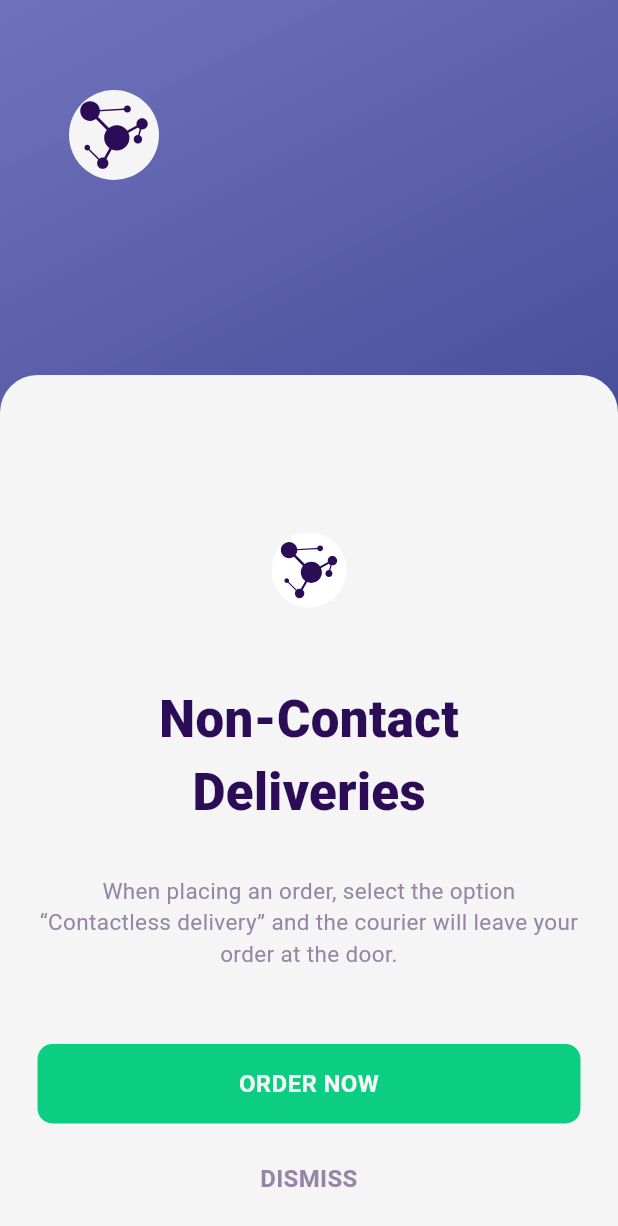
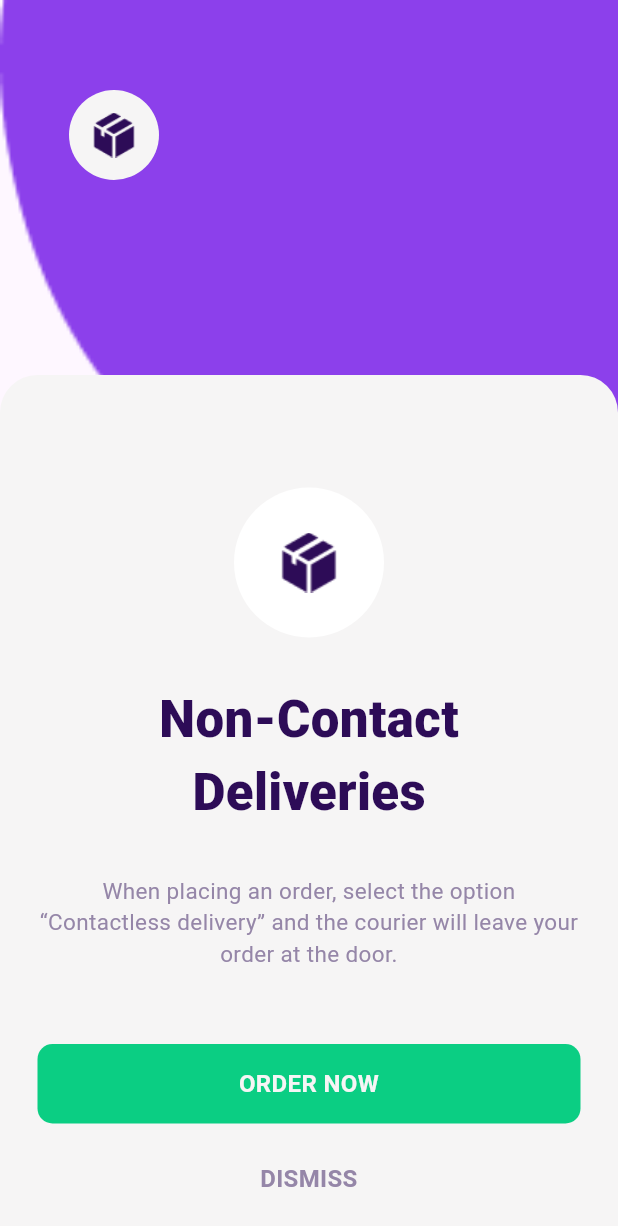
Before and after one commit to Inoyatovlee/necessary, a Flutter app: the HomePage screen opened directly, on a phone screen of 412 x 824 dp. Shown: the top 1226 px of the screen. Run offline on Flutter 3.47's test engine with Material 3 defaults, Android fonts, the phone set to English and light mode, and no system bars; our stand-ins replace flutter_svg, get.

Commit message:
logo fixed

```diff
--- a/lib/components/categoty/categor.dart
+++ b/lib/components/categoty/categor.dart
@@ -49,12 +49,12 @@ class OmmabobCategory extends StatelessWidget {
             Cart_(
                 screenWidth: 0.20,
                 images: AppImages.media6,
-                text_1: "flour",
+                text_1: "Flour",
                 text_2: "(132)"),
             Cart_(
                 screenWidth: 0.20,
                 images: AppImages.media7,
-                text_1: "tea",
+                text_1: "Tea",
                 text_2: "(312)"),
           ],
         ),
--- a/lib/components/input.dart
+++ b/lib/components/input.dart
@@ -58,7 +58,7 @@ class Input extends StatelessWidget {
                 borderSide: BorderSide(color: AppColor.dis.withOpacity(0.6)),
                 borderRadius: BorderRadius.circular(20)),
             focusedBorder: OutlineInputBorder(
-                borderSide: BorderSide(color: AppColor.non, width: 2),
+                borderSide: BorderSide(color: AppColor.white1, width: 2),
                 borderRadius: const BorderRadius.all(Radius.circular(40))),
           ),
         ),
--- a/lib/config/images.dart
+++ b/lib/config/images.dart
@@ -7,7 +7,10 @@ class AppImages {
   static String media7 = 'assets/images/media7.png';
   static String media2 = 'assets/images/media2.png';
   static String media3 = 'assets/images/media3.png';
-  static String media4 = 'assets/images/media1.png';
-  static String media5 = 'assets/images/media1.png';
-  static String media6 = 'assets/images/media1.png';
+  static String media4 = 'assets/images/media4.png';
+  static String media5 = 'assets/images/media5.png';
+  static String media6 = 'assets/images/media6.png';
+  static String box = 'assets/images/Box.png';
+  static String ellipse_8 = 'assets/images/Ellipse_8.png';
+  static String ellipse_10 = 'assets/images/Ellipse_10.png';
 }
--- a/lib/config/imports.dart
+++ b/lib/config/imports.dart
@@ -14,3 +14,4 @@ export 'package:button_hide/components/No_Card.dart';
 export 'package:button_hide/components/categoty/categor.dart';
 export 'package:button_hide/components/input.dart';
 export 'package:button_hide/components/categoty/cart.dart';
+export 'package:button_hide/stores/Home_controller.dart';
--- a/lib/main.dart
+++ b/lib/main.dart
@@ -17,6 +17,6 @@ class MyApp extends StatelessWidget {
           colorScheme: ColorScheme.fromSeed(seedColor: Colors.deepPurple),
           useMaterial3: true,
         ),
-        home: const SafeArea(child: Categories()));
+        home: const SafeArea(child: HomePage()));
   }
 }
--- a/lib/page/categories.dart
+++ b/lib/page/categories.dart
@@ -11,9 +11,12 @@ class _CategoriesState extends State<Categories> {
   @override
   Widget build(BuildContext context) {
     return Scaffold(
+        appBar: AppBar(
+          backgroundColor: AppColor.white,
+        ),
         backgroundColor: AppColor.white,
         body: Padding(
-          padding: const EdgeInsets.symmetric(horizontal: 20),
+          padding: EdgeInsets.symmetric(horizontal: 20),
           child: SingleChildScrollView(
             child: Column(
               mainAxisAlignment: MainAxisAlignment.start,
--- a/lib/page/home.dart
+++ b/lib/page/home.dart
@@ -8,25 +8,26 @@ class HomePage extends StatefulWidget {
 }
 
 class _HomePageState extends State<HomePage> {
+  HomeController homeController = Get.put(HomeController());
   @override
   Widget build(BuildContext context) {
+    return GetBuilder<HomeController>(builder: (controller) {
       return Scaffold(
-        backgroundColor: Color.fromARGB(217, 48, 42, 42),
+          extendBodyBehindAppBar: true,
           body: Container(
             constraints: const BoxConstraints(maxWidth: 500),
-          width: double.maxFinite,
             decoration: BoxDecoration(
-              gradient: LinearGradient(
-                  begin: Alignment.topLeft,
-                  end: Alignment.bottomRight,
-                  colors: [AppColor.blue1, AppColor.blue2])),
+                image: DecorationImage(
+                    scale: 5,
+                    image: AssetImage(AppImages.ellipse_10),
+                    fit: BoxFit.fill)),
+            child: SingleChildScrollView(
               child: Column(
                 mainAxisAlignment: MainAxisAlignment.start,
                 children: [
                   Container(
                     padding:
                         const EdgeInsets.only(top: 60, bottom: 130, right: 260),
-
                     // child: SvgPicture.asset(AppImages.vecte,
                     //     width: 100, height: 100, fit: BoxFit.cover),
                     child: SizedBox(
@@ -34,30 +35,15 @@ class _HomePageState extends State<HomePage> {
                       width: 60,
                       child: CircleAvatar(
                           backgroundColor: AppColor.white,
-                      child:
-                          SvgPicture.asset(AppIcon.gene, color: AppColor.non)),
+                          child: Image.asset(
+                            AppImages.box,
+                            height: 30,
+                          )),
                     ),
                   ),
-              // Padding(
-              //   padding:
-              //       const EdgeInsets.only(top: 50, bottom: 120, right: 200),
-              //   child: Stack(
-              //     children: [
-              //       CircleAvatar(
-              //           radius: (37),
-              //           backgroundColor: AppColor.white,
-              //           child: ClipRRect(
-              //               borderRadius: BorderRadius.circular(50),
-              //               child: Image.asset(
-              //                 "assets/images/vecte.png",
-              //                 scale: 70,
-              //               )))
-              //     ],
-              //   ),
-              // ),
                   Container(
-                padding:
-                    const EdgeInsets.symmetric(horizontal: 25, vertical: 25),
+                    padding: const EdgeInsets.symmetric(
+                        horizontal: 25, vertical: 25),
                     width: double.maxFinite,
                     decoration: BoxDecoration(
                       color: AppColor.white,
@@ -69,15 +55,16 @@ class _HomePageState extends State<HomePage> {
                     child: Column(
                       children: [
                         Padding(
-                      padding: const EdgeInsets.only(top: 80, bottom: 50),
+                          padding: const EdgeInsets.only(top: 50, bottom: 30),
                           child: SizedBox(
-                        height: 50,
-                        width: 50,
+                            height: 100,
+                            width: 100,
                             child: CircleAvatar(
                                 backgroundColor: Colors.white,
-                            child: SvgPicture.asset(
-                              AppIcon.gene,
-                              color: AppColor.non,
+                                child: Image.asset(
+                                  AppImages.box,
+                                  height: 40,
+                                  width: 40,
                                 )),
                           ),
                         ),
@@ -101,7 +88,7 @@ class _HomePageState extends State<HomePage> {
                         Button1(
                             text: "ORDER NOW",
                             onTap: () {
-                          Get.to(Categories());
+                              Get.to(const Categories());
                             },
                             color: AppColor.green,
                             textcolor: AppColor.white),
@@ -116,7 +103,9 @@ class _HomePageState extends State<HomePage> {
                   )
                 ],
               ),
+            ),
           ));
+    });
   }
 }
 
--- /dev/null
+++ b/lib/stores/Home_controller.dart
@@ -0,0 +1,3 @@
+import 'package:get/get.dart';
+
+class HomeController extends GetxController {}
```
Also changed, not shown: lib/components/categoty/cart.dart (+14 -9 lines), assets/images/Box.png (added), assets/images/Ellipse_10.png (added), assets/images/Ellipse_8.png (added). Lines whose indentation alone changed are shown as unchanged.
